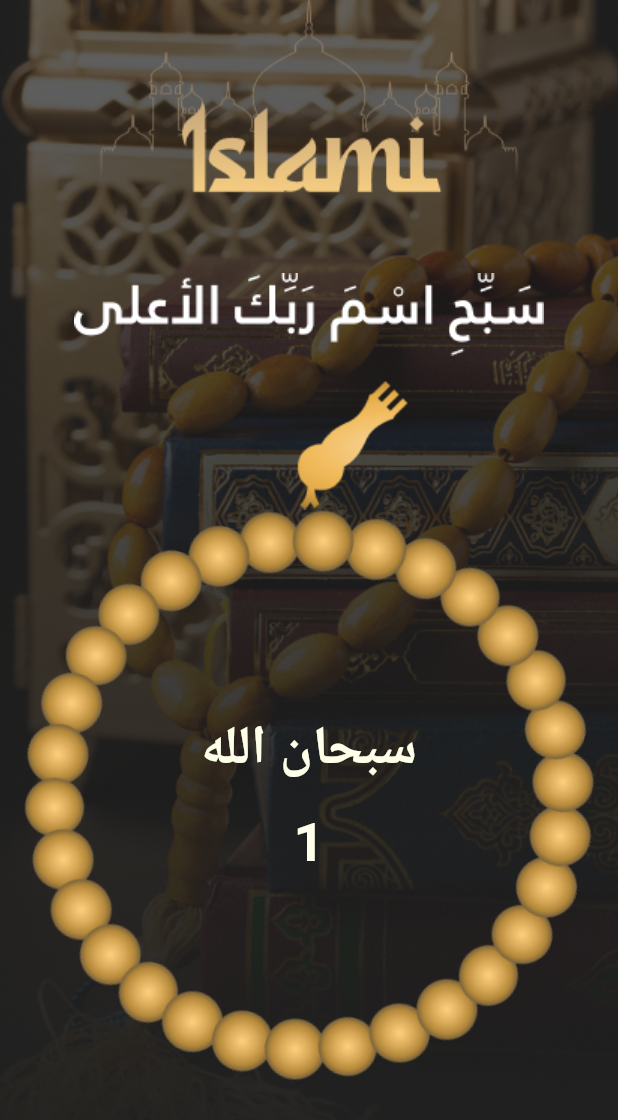
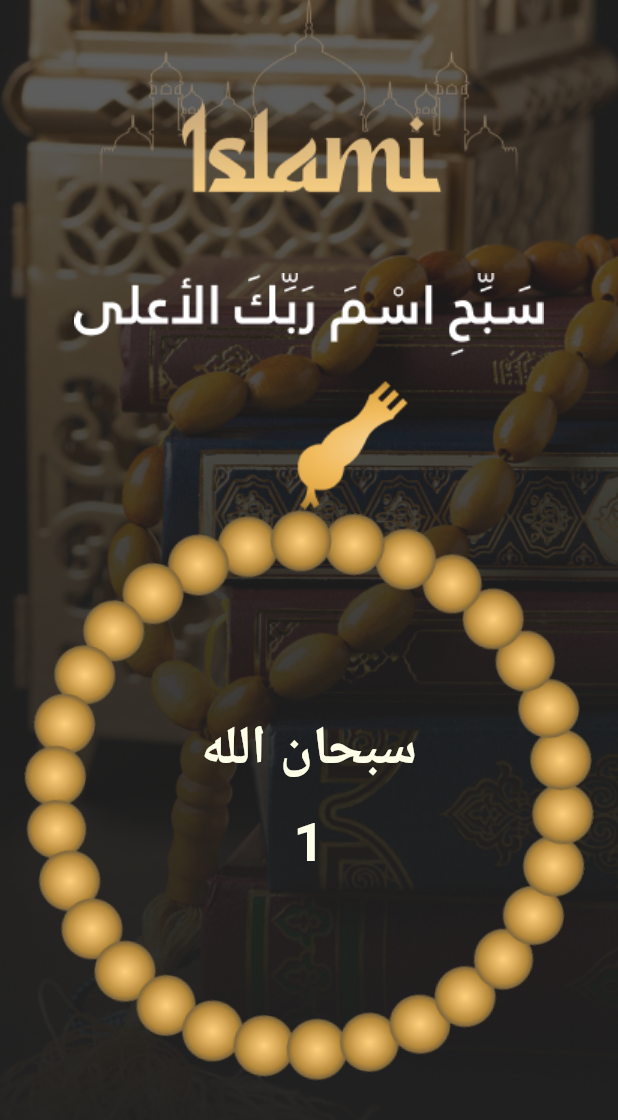
Before and after one commit to areejemad33/Islami_app, a Flutter app: the SebhaTab widget shown alone on an empty page, opened directly, after a tap on "سبحان الله", on a phone screen of 412 x 824 dp. Shown: the top 1120 px of the screen. Run offline on Flutter 3.47's test engine with Material 3 defaults, Android fonts, the phone set to English and light mode, and no system bars; our stand-ins replace carousel_slider, shared_preferences, smooth_page_indicator; accounts and stored records are empty.

Commit message:
update sebha

```diff
--- a/lib/features/home/tabs/sebha_tab/sebha_tab.dart
+++ b/lib/features/home/tabs/sebha_tab/sebha_tab.dart
@@ -1,4 +1,4 @@
-import 'dart:math';
+
 
 import 'package:flutter/material.dart';
 import 'package:islami_app/core/assets_manager.dart';
@@ -15,7 +15,7 @@ class _SebhaTabState extends State<SebhaTab> {
 
   int counter = 0;
   int currentZekrIndex = 0;
-  double angle = 0;
+  double turns = 0;
 
   List<String> azkar = [
     "سبحان الله",
@@ -24,12 +24,15 @@ class _SebhaTabState extends State<SebhaTab> {
   ];
 
   void incrementCounter() {
+
     setState(() {
 
       counter++;
-      angle += pi / 12;
+
+      turns += 1/36;
 
       if (counter == 33) {
+
         counter = 0;
 
         currentZekrIndex++;
@@ -40,6 +43,7 @@ class _SebhaTabState extends State<SebhaTab> {
       }
 
     });
+
   }
 
 
@@ -70,13 +74,16 @@ class _SebhaTabState extends State<SebhaTab> {
             Image.asset(ImageAssets.sebhaHead),
 
             GestureDetector(
+
               onTap: incrementCounter,
+
               child: Stack(
                 alignment: Alignment.center,
                 children: [
 
-                  Transform.rotate(
-                    angle: angle,
+                  AnimatedRotation(
+                    turns: turns,
+                    duration: const Duration(milliseconds: 300),
                     child: Image.asset(
                       ImageAssets.sebhaBody,
                     ),
@@ -104,6 +111,7 @@ class _SebhaTabState extends State<SebhaTab> {
                           color: ColorsManager.ofwhite,
                         ),
                       ),
+
                     ],
                   ),
                 ],
```
